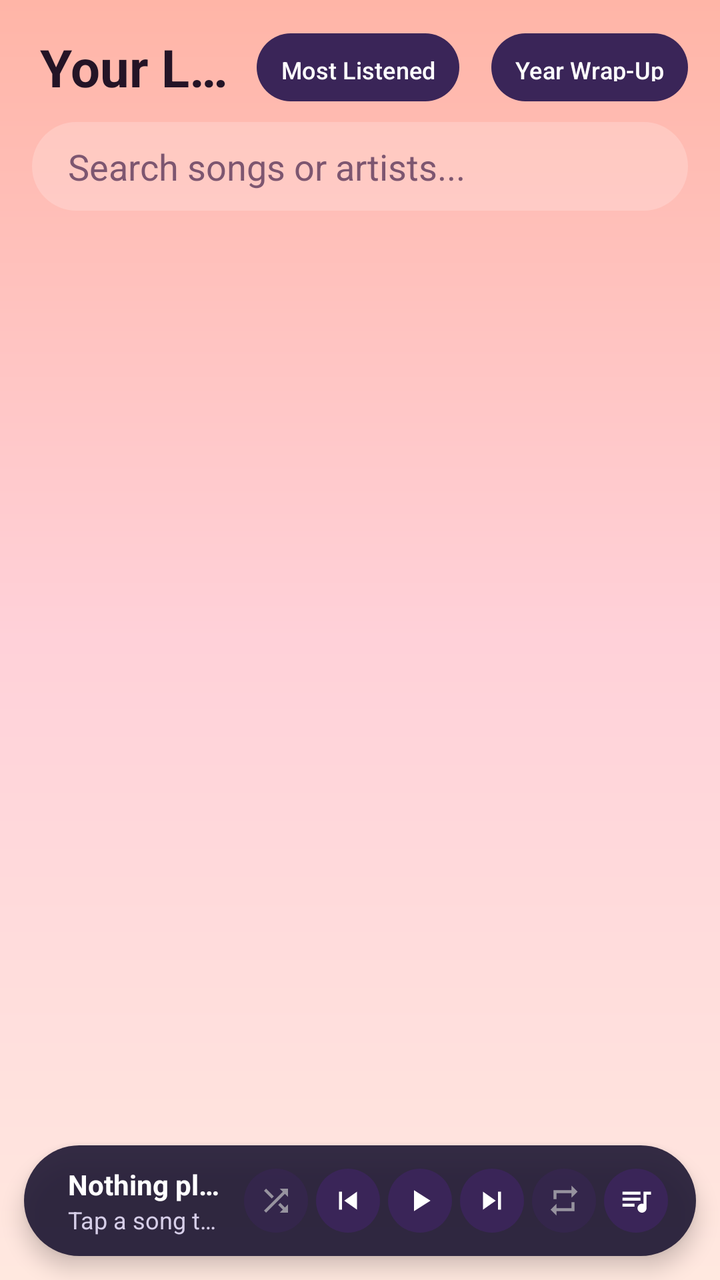
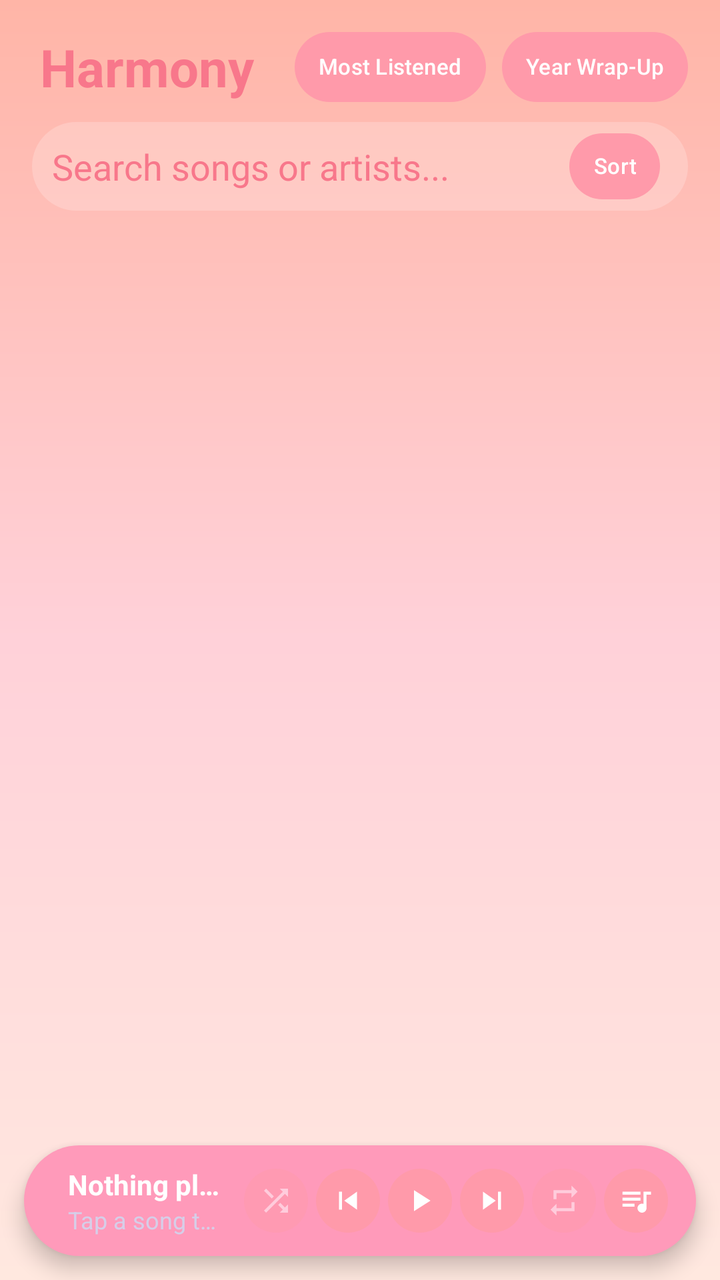

Two renders of the same Android screen: before a commit and after it. Below are the layout's source before the change and the commit's diff.
<!-- AndroidManifest.xml: application theme Theme.Harmony -->
<!-- res/layout/activity_library.xml -->
<?xml version="1.0" encoding="utf-8"?>
<androidx.constraintlayout.widget.ConstraintLayout
    xmlns:android="http://schemas.android.com/apk/res/android"
    xmlns:app="http://schemas.android.com/apk/res-auto"
    android:id="@+id/libraryMain"
    android:layout_width="match_parent"
    android:layout_height="match_parent"
    android:background="?attr/harmonyScreenBackground">

    <TextView
        android:id="@+id/libraryHeader"
        android:layout_width="0dp"
        android:layout_height="wrap_content"
        android:layout_marginStart="20dp"
        android:layout_marginTop="16dp"
        android:layout_marginEnd="12dp"
        android:ellipsize="end"
        android:maxLines="1"
        android:text="@string/your_library"
        android:textColor="?attr/harmonyTextPrimary"
        android:textSize="26sp"
        android:textStyle="bold"
        app:layout_constraintEnd_toStartOf="@id/mostListenedButton"
        app:layout_constraintStart_toStartOf="parent"
        app:layout_constraintTop_toTopOf="parent" />

    <Button
        android:id="@+id/mostListenedButton"
        android:layout_width="wrap_content"
        android:layout_height="34dp"
        android:layout_marginEnd="16dp"
        android:background="@drawable/bg_control_pill"
        android:minWidth="0dp"
        android:paddingHorizontal="12dp"
        android:text="@string/most_listened"
        android:textColor="#FFFFFF"
        android:textSize="12sp"
        app:backgroundTint="@null"
        app:layout_constraintBottom_toBottomOf="@id/libraryHeader"
        app:layout_constraintEnd_toStartOf="@id/wrapUpButton"
        app:layout_constraintTop_toTopOf="@id/libraryHeader" />

    <Button
        android:id="@+id/wrapUpButton"
        android:layout_width="wrap_content"
        android:layout_height="34dp"
        android:layout_marginEnd="16dp"
        android:background="@drawable/bg_control_pill"
        android:minWidth="0dp"
        android:paddingHorizontal="12dp"
        android:text="@string/wrap_up"
        android:textColor="#FFFFFF"
        android:textSize="12sp"
        app:backgroundTint="@null"
        app:layout_constraintBottom_toBottomOf="@id/libraryHeader"
        app:layout_constraintEnd_toEndOf="parent"
        app:layout_constraintTop_toTopOf="@id/libraryHeader" />


    <EditText
        android:id="@+id/searchInput"
        android:layout_width="0dp"
        android:layout_height="wrap_content"
        android:layout_marginHorizontal="16dp"
        android:layout_marginTop="10dp"
        android:background="?attr/harmonySearchBackground"
        android:hint="@string/search_songs_or_artists"
        android:inputType="text"
        android:maxLines="1"
        android:paddingHorizontal="18dp"
        android:paddingVertical="10dp"
        android:textColor="?attr/harmonyTextPrimary"
        android:textColorHint="?attr/harmonyHintText"
        app:layout_constraintEnd_toEndOf="parent"
        app:layout_constraintStart_toStartOf="parent"
        app:layout_constraintTop_toBottomOf="@id/libraryHeader"
        android:importantForAutofill="no"/>

    <androidx.recyclerview.widget.RecyclerView
        android:id="@+id/songsRecyclerView"
        android:layout_width="0dp"
        android:layout_height="0dp"
        android:layout_marginTop="8dp"
        android:clipToPadding="false"
        android:paddingBottom="8dp"
        app:layout_constraintBottom_toTopOf="@id/miniPlayerBar"
        app:layout_constraintEnd_toEndOf="parent"
        app:layout_constraintStart_toStartOf="parent"
        app:layout_constraintTop_toBottomOf="@id/searchInput" />

    <LinearLayout
        android:id="@+id/miniPlayerBar"
        android:layout_width="0dp"
        android:layout_height="wrap_content"
        android:layout_marginHorizontal="12dp"
        android:layout_marginBottom="12dp"
        android:background="?attr/harmonyMiniPlayerBackground"
        android:elevation="6dp"
        android:gravity="center_vertical"
        android:orientation="horizontal"
        android:paddingHorizontal="14dp"
        android:paddingVertical="10dp"
        app:layout_constraintBottom_toBottomOf="parent"
        app:layout_constraintEnd_toEndOf="parent"
        app:layout_constraintStart_toStartOf="parent">

        <LinearLayout
            android:layout_width="0dp"
            android:layout_height="wrap_content"
            android:layout_weight="1"
            android:orientation="vertical"
            android:paddingEnd="8dp"
            android:paddingStart="8dp">

            <TextView
                android:id="@+id/miniSongTitle"
                android:layout_width="match_parent"
                android:layout_height="wrap_content"
                android:ellipsize="end"
                android:maxLines="1"
                android:text="@string/nothing_playing"
                android:textColor="#FFFFFF"
                android:textSize="14sp"
                android:textStyle="bold" />

            <TextView
                android:id="@+id/miniSongArtist"
                android:layout_width="match_parent"
                android:layout_height="wrap_content"
                android:ellipsize="end"
                android:maxLines="1"
                android:text="@string/tap_a_song"
                android:textColor="#D6CEE8"
                android:textSize="12sp" />
        </LinearLayout>

        <ImageButton
            android:id="@+id/shuffleButton"
            android:layout_width="32dp"
            android:layout_height="32dp"
            android:layout_marginEnd="4dp"
            android:alpha="0.5"
            android:background="@drawable/bg_control_pill"
            android:contentDescription="@string/shuffle"
            android:padding="7dp"
            android:scaleType="fitCenter"
            android:src="@drawable/ic_shuffle"
            app:tint="#FFFFFF" />

        <ImageButton
            android:id="@+id/prevButton"
            android:layout_width="32dp"
            android:layout_height="32dp"
            android:background="@drawable/bg_control_pill"
            android:contentDescription="@string/prev"
            android:padding="7dp"
            android:scaleType="fitCenter"
            android:src="@drawable/ic_prev"
            app:tint="#FFFFFF" />

        <ImageButton
            android:id="@+id/playPauseButton"
            android:layout_width="32dp"
            android:layout_height="32dp"
            android:layout_marginHorizontal="4dp"
            android:background="@drawable/bg_control_pill"
            android:contentDescription="@string/play"
            android:padding="7dp"
            android:scaleType="fitCenter"
            android:src="@drawable/ic_play"
            app:tint="#FFFFFF" />

        <ImageButton
            android:id="@+id/nextButton"
            android:layout_width="32dp"
            android:layout_height="32dp"
            android:background="@drawable/bg_control_pill"
            android:contentDescription="@string/next"
            android:padding="7dp"
            android:scaleType="fitCenter"
            android:src="@drawable/ic_next"
            app:tint="#FFFFFF" />

        <ImageButton
            android:id="@+id/repeatButton"
            android:layout_width="32dp"
            android:layout_height="32dp"
            android:layout_marginStart="4dp"
            android:alpha="0.5"
            android:background="@drawable/bg_control_pill"
            android:contentDescription="@string/repeat"
            android:padding="7dp"
            android:scaleType="fitCenter"
            android:src="@drawable/ic_repeat"
            app:tint="#FFFFFF" />

        <ImageButton
            android:id="@+id/queueButton"
            android:layout_width="32dp"
            android:layout_height="32dp"
            android:layout_marginStart="4dp"
            android:background="@drawable/bg_control_pill"
            android:contentDescription="@string/queue"
            android:padding="7dp"
            android:scaleType="fitCenter"
            android:src="@drawable/ic_queue"
            app:tint="#FFFFFF" />

    </LinearLayout>

</androidx.constraintlayout.widget.ConstraintLayout>
<!-- resources referenced by this layout -->
<resources>
  <!-- drawable bg_control_pill (drawable) -->
  <?xml version="1.0" encoding="utf-8"?>
  <shape xmlns:android="http://schemas.android.com/apk/res/android"
      android:shape="rectangle">
      <corners android:radius="999dp" />
      <solid android:color="#3A2558" />
  </shape>
  <!-- drawable ic_next (drawable) -->
  <vector xmlns:android="http://schemas.android.com/apk/res/android" android:height="24dp" android:tint="#FFFFFF" android:viewportHeight="24" android:viewportWidth="24" android:width="24dp">
        
      <path android:fillColor="@android:color/white" android:pathData="M6,18l8.5,-6L6,6v12zM16,6v12h2V6h-2z"/>
      
  </vector>
  <!-- drawable ic_play (drawable) -->
  <vector xmlns:android="http://schemas.android.com/apk/res/android" android:height="24dp" android:tint="#FFFFFF" android:viewportHeight="24" android:viewportWidth="24" android:width="24dp">
        
      <path android:fillColor="@android:color/white" android:pathData="M8,5v14l11,-7z"/>
      
  </vector>
  <!-- drawable ic_prev (drawable) -->
  <vector xmlns:android="http://schemas.android.com/apk/res/android" android:height="24dp" android:tint="#FFFFFF" android:viewportHeight="24" android:viewportWidth="24" android:width="24dp">
        
      <path android:fillColor="@android:color/white" android:pathData="M6,6h2v12L6,18zM9.5,12l8.5,6L18,6z"/>
      
  </vector>
  <string name="most_listened">Most Listened</string>
  <string name="next">Next</string>
  <string name="nothing_playing">Nothing playing</string>
  <string name="play">Play or Pause</string>
  <string name="prev">Previous song</string>
  <string name="queue">View queue</string>
  <string name="repeat">Repeat mode</string>
  <string name="search_songs_or_artists">Search songs or artists...</string>
  <string name="shuffle">Shuffle</string>
  <string name="tap_a_song">Tap a song to start</string>
  <string name="wrap_up">Year Wrap-Up</string>
  <string name="your_library">Your Library</string>
  <style name="Theme.Harmony" parent="Base.Theme.Harmony" />
  <style name="Base.Theme.Harmony" parent="Theme.Material3.DayNight.NoActionBar">
          
          <item name="colorPrimary">@color/spotify_green</item>
          <item name="colorSecondary">@color/spotify_black_dark</item>
          <item name="colorSecondaryVariant">@color/spotify_black_light</item>
  
          
          <item name="harmonyScreenBackground">@drawable/bg_sunset_gradient</item>
          <item name="harmonyMiniPlayerBackground">@drawable/bg_mini_player_pill</item>
          <item name="harmonySearchBackground">@drawable/bg_search_pill</item>
          <item name="harmonyControlBackground">@drawable/bg_control_pill</item>
          <item name="harmonyTextPrimary">#241426</item>
          <item name="harmonyTextSecondary">#5E3A54</item>
          <item name="harmonyHintText">#7D5670</item>
      </style>
  <color name="spotify_green">#1DB954</color>
  <color name="spotify_black_dark">#121212</color>
  <color name="spotify_black_light">#212121</color>
  <!-- drawable bg_sunset_gradient (drawable) -->
  <?xml version="1.0" encoding="utf-8"?>
  <shape xmlns:android="http://schemas.android.com/apk/res/android"
      android:shape="rectangle">
      <gradient
          android:angle="270"
          android:endColor="#FFE8DF"
          android:centerColor="#FFD1D9"
          android:startColor="#FFB5A7" />
  </shape>
  <!-- drawable bg_mini_player_pill (drawable) -->
  <?xml version="1.0" encoding="utf-8"?>
  <shape xmlns:android="http://schemas.android.com/apk/res/android"
      android:shape="rectangle">
      <corners android:radius="28dp" />
      <solid android:color="#E61E1833" />
  </shape>
  <!-- drawable bg_search_pill (drawable) -->
  <?xml version="1.0" encoding="utf-8"?>
  <shape xmlns:android="http://schemas.android.com/apk/res/android"
      android:shape="rectangle">
      <corners android:radius="999dp" />
      <solid android:color="#33FFFFFF" />
  </shape>
  <!-- unchanged entries left out for length: 3 -->
</resources>

<!-- the commit's change to res/layout/activity_library.xml (unified diff, before → after) -->
@@ -16,7 +16,7 @@
         android:layout_marginEnd="12dp"
         android:ellipsize="end"
         android:maxLines="1"
-        android:text="@string/your_library"
+        android:text="@string/app_name"
         android:textColor="?attr/harmonyTextPrimary"
         android:textSize="26sp"
         android:textStyle="bold"
@@ -27,14 +27,22 @@
     <Button
         android:id="@+id/mostListenedButton"
         android:layout_width="wrap_content"
-        android:layout_height="34dp"
-        android:layout_marginEnd="16dp"
-        android:background="@drawable/bg_control_pill"
+        android:layout_height="wrap_content"
+        android:layout_marginEnd="8dp"
+        android:background="?attr/harmonyMiniControlTint"
+        android:includeFontPadding="false"
+        android:maxLines="1"
+        android:minHeight="0dp"
         android:minWidth="0dp"
         android:paddingHorizontal="12dp"
+        android:paddingVertical="7dp"
         android:text="@string/most_listened"
         android:textColor="#FFFFFF"
-        android:textSize="12sp"
+        android:textSize="11sp"
+        app:autoSizeMaxTextSize="12sp"
+        app:autoSizeMinTextSize="10sp"
+        app:autoSizeStepGranularity="1sp"
+        app:autoSizeTextType="uniform"
         app:backgroundTint="@null"
         app:layout_constraintBottom_toBottomOf="@id/libraryHeader"
         app:layout_constraintEnd_toStartOf="@id/wrapUpButton"
@@ -43,14 +51,22 @@
     <Button
         android:id="@+id/wrapUpButton"
         android:layout_width="wrap_content"
-        android:layout_height="34dp"
+        android:layout_height="wrap_content"
         android:layout_marginEnd="16dp"
-        android:background="@drawable/bg_control_pill"
+        android:background="?attr/harmonyMiniControlTint"
+        android:includeFontPadding="false"
+        android:maxLines="1"
+        android:minHeight="0dp"
         android:minWidth="0dp"
         android:paddingHorizontal="12dp"
+        android:paddingVertical="7dp"
         android:text="@string/wrap_up"
         android:textColor="#FFFFFF"
-        android:textSize="12sp"
+        android:textSize="11sp"
+        app:autoSizeMaxTextSize="12sp"
+        app:autoSizeMinTextSize="10sp"
+        app:autoSizeStepGranularity="1sp"
+        app:autoSizeTextType="uniform"
         app:backgroundTint="@null"
         app:layout_constraintBottom_toBottomOf="@id/libraryHeader"
         app:layout_constraintEnd_toEndOf="parent"
@@ -74,7 +90,29 @@
         app:layout_constraintEnd_toEndOf="parent"
         app:layout_constraintStart_toStartOf="parent"
         app:layout_constraintTop_toBottomOf="@id/libraryHeader"
-        android:importantForAutofill="no"/>
+        android:importantForAutofill="no"
+        android:paddingStart="10dp"
+        android:paddingEnd="64dp" />
+
+    <Button
+        android:id="@+id/sortButton"
+        android:layout_width="wrap_content"
+        android:layout_height="wrap_content"
+        android:layout_marginEnd="14dp"
+        android:background="@drawable/bg_control_pill"
+        android:includeFontPadding="false"
+        android:maxLines="1"
+        android:minHeight="0dp"
+        android:minWidth="0dp"
+        android:paddingHorizontal="12dp"
+        android:paddingVertical="6dp"
+        android:text="@string/sort"
+        android:textColor="#FFFFFF"
+        android:textSize="11sp"
+        app:backgroundTint="@null"
+        app:layout_constraintBottom_toBottomOf="@id/searchInput"
+        app:layout_constraintEnd_toEndOf="@id/searchInput"
+        app:layout_constraintTop_toTopOf="@id/searchInput" />
 
     <androidx.recyclerview.widget.RecyclerView
         android:id="@+id/songsRecyclerView"
@@ -140,7 +178,7 @@
             android:layout_height="32dp"
             android:layout_marginEnd="4dp"
             android:alpha="0.5"
-            android:background="@drawable/bg_control_pill"
+            android:background="?attr/harmonyMiniControlTint"
             android:contentDescription="@string/shuffle"
             android:padding="7dp"
             android:scaleType="fitCenter"
@@ -151,7 +189,7 @@
             android:id="@+id/prevButton"
             android:layout_width="32dp"
             android:layout_height="32dp"
-            android:background="@drawable/bg_control_pill"
+            android:background="?attr/harmonyMiniControlTint"
             android:contentDescription="@string/prev"
             android:padding="7dp"
             android:scaleType="fitCenter"
@@ -163,7 +201,7 @@
             android:layout_width="32dp"
             android:layout_height="32dp"
             android:layout_marginHorizontal="4dp"
-            android:background="@drawable/bg_control_pill"
+            android:background="?attr/harmonyMiniControlTint"
             android:contentDescription="@string/play"
             android:padding="7dp"
             android:scaleType="fitCenter"
@@ -174,7 +212,7 @@
             android:id="@+id/nextButton"
             android:layout_width="32dp"
             android:layout_height="32dp"
-            android:background="@drawable/bg_control_pill"
+            android:background="?attr/harmonyMiniControlTint"
             android:contentDescription="@string/next"
             android:padding="7dp"
             android:scaleType="fitCenter"
@@ -187,7 +225,7 @@
             android:layout_height="32dp"
             android:layout_marginStart="4dp"
             android:alpha="0.5"
-            android:background="@drawable/bg_control_pill"
+            android:background="?attr/harmonyMiniControlTint"
             android:contentDescription="@string/repeat"
             android:padding="7dp"
             android:scaleType="fitCenter"
@@ -199,7 +237,7 @@
             android:layout_width="32dp"
             android:layout_height="32dp"
             android:layout_marginStart="4dp"
-            android:background="@drawable/bg_control_pill"
+            android:background="?attr/harmonyMiniControlTint"
             android:contentDescription="@string/queue"
             android:padding="7dp"
             android:scaleType="fitCenter"
<!-- resource entries referenced after the edit -->
@@ -5,7 +5,7 @@
   <shape xmlns:android="http://schemas.android.com/apk/res/android"
       android:shape="rectangle">
       <corners android:radius="999dp" />
-      <solid android:color="#3A2558" />
+      <solid android:color="#FF9AAA" />
   </shape>
   <!-- drawable ic_next (drawable) -->
   <vector xmlns:android="http://schemas.android.com/apk/res/android" android:height="24dp" android:tint="#FFFFFF" android:viewportHeight="24" android:viewportWidth="24" android:width="24dp">
@@ -25,6 +25,7 @@
       <path android:fillColor="@android:color/white" android:pathData="M6,6h2v12L6,18zM9.5,12l8.5,6L18,6z"/>
       
   </vector>
+  <string name="app_name">Harmony</string>
   <string name="most_listened">Most Listened</string>
   <string name="next">Next</string>
   <string name="nothing_playing">Nothing playing</string>
@@ -34,9 +35,9 @@
   <string name="repeat">Repeat mode</string>
   <string name="search_songs_or_artists">Search songs or artists...</string>
   <string name="shuffle">Shuffle</string>
+  <string name="sort">Sort</string>
   <string name="tap_a_song">Tap a song to start</string>
   <string name="wrap_up">Year Wrap-Up</string>
-  <string name="your_library">Your Library</string>
   <style name="Theme.Harmony" parent="Base.Theme.Harmony" />
   <style name="Base.Theme.Harmony" parent="Theme.Material3.DayNight.NoActionBar">
           
@@ -49,9 +50,10 @@
           <item name="harmonyMiniPlayerBackground">@drawable/bg_mini_player_pill</item>
           <item name="harmonySearchBackground">@drawable/bg_search_pill</item>
           <item name="harmonyControlBackground">@drawable/bg_control_pill</item>
-          <item name="harmonyTextPrimary">#241426</item>
-          <item name="harmonyTextSecondary">#5E3A54</item>
-          <item name="harmonyHintText">#7D5670</item>
+          <item name="harmonyTextPrimary">#F8778B</item>
+          <item name="harmonyTextSecondary">#F8778B</item>
+          <item name="harmonyHintText">#F8778B</item>
+          <item name="harmonyMiniControlTint">@drawable/bg_control_pill</item>
       </style>
   <color name="spotify_green">#1DB954</color>
   <color name="spotify_black_dark">#121212</color>
@@ -70,8 +72,8 @@
   <?xml version="1.0" encoding="utf-8"?>
   <shape xmlns:android="http://schemas.android.com/apk/res/android"
       android:shape="rectangle">
-      <corners android:radius="28dp" />
-      <solid android:color="#E61E1833" />
+      <corners android:radius="999dp" />
+      <solid android:color="#FF9ABA" />
   </shape>
   <!-- drawable bg_search_pill (drawable) -->
   <?xml version="1.0" encoding="utf-8"?>
